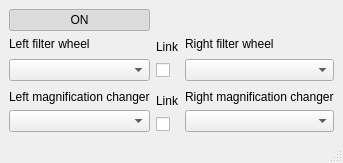
First picture: the form in filterwheel.ui, repository sdf1444/Embedded-software-for-light-sheet-microscope-control-software, before the edit.
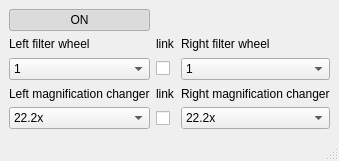
Second picture: the form after the edit.

```diff
--- a/filterwheel.ui
+++ b/filterwheel.ui
@@ -15,49 +15,47 @@
   </property>
   <widget class="QWidget" name="centralwidget">
    <layout class="QGridLayout" name="gridLayout">
-    <item row="1" column="1" rowspan="2">
-     <widget class="QLabel" name="label_5">
-      <property name="text">
-       <string>Link</string>
-      </property>
+    <item row="2" column="0" rowspan="2">
+     <widget class="QComboBox" name="comboBox">
+      <item>
+       <property name="text">
+        <string>1</string>
+       </property>
+      </item>
+      <item>
+       <property name="text">
+        <string>2</string>
+       </property>
+      </item>
+      <item>
+       <property name="text">
+        <string>3</string>
+       </property>
+      </item>
+      <item>
+       <property name="text">
+        <string>4</string>
+       </property>
+      </item>
+      <item>
+       <property name="text">
+        <string>5</string>
+       </property>
+      </item>
+      <item>
+       <property name="text">
+        <string>6</string>
+       </property>
+      </item>
      </widget>
     </item>
-    <item row="2" column="0" rowspan="3">
-     <widget class="QComboBox" name="comboBox"/>
-    </item>
-    <item row="3" column="1">
-     <widget class="QCheckBox" name="checkBox">
-      <property name="text">
-       <string/>
-      </property>
-      <property name="checkable">
-       <bool>true</bool>
-      </property>
-      <property name="checked">
-       <bool>false</bool>
-      </property>
-     </widget>
-    </item>
-    <item row="5" column="0">
+    <item row="4" column="0">
      <widget class="QLabel" name="label_3">
       <property name="text">
        <string>Left magnification changer</string>
       </property>
      </widget>
     </item>
-    <item row="7" column="1">
-     <widget class="QCheckBox" name="checkBox_2">
-      <property name="text">
-       <string/>
-      </property>
-     </widget>
-    </item>
-    <item row="6" column="0" rowspan="2">
-     <widget class="QComboBox" name="comboBox_3"/>
-    </item>
-    <item row="6" column="2" rowspan="2">
-     <widget class="QComboBox" name="comboBox_4"/>
-    </item>
     <item row="1" column="2">
      <widget class="QLabel" name="label_2">
       <property name="text">
@@ -65,29 +63,31 @@
       </property>
      </widget>
     </item>
-    <item row="5" column="2">
+    <item row="5" column="0" rowspan="2">
+     <widget class="QComboBox" name="comboBox_3">
+      <item>
+       <property name="text">
+        <string>22.2x</string>
+       </property>
+      </item>
+     </widget>
+    </item>
+    <item row="5" column="2" rowspan="2">
+     <widget class="QComboBox" name="comboBox_4">
+      <item>
+       <property name="text">
+        <string>22.2x</string>
+       </property>
+      </item>
+     </widget>
+    </item>
+    <item row="4" column="2">
      <widget class="QLabel" name="label_4">
       <property name="text">
        <string>Right magnification changer</string>
       </property>
      </widget>
     </item>
-    <item row="2" column="2" rowspan="3">
-     <widget class="QComboBox" name="comboBox_2"/>
-    </item>
-    <item row="0" column="0">
-     <widget class="QPushButton" name="pushButton">
-      <property name="text">
-       <string>ON</string>
-      </property>
-      <property name="checkable">
-       <bool>true</bool>
-      </property>
-      <property name="checked">
-       <bool>true</bool>
-      </property>
-     </widget>
-    </item>
     <item row="1" column="0">
      <widget class="QLabel" name="label">
       <property name="text">
@@ -95,13 +95,86 @@
       </property>
      </widget>
     </item>
+    <item row="0" column="0">
+     <widget class="QPushButton" name="pushButton">
+      <property name="text">
+       <string>ON</string>
+      </property>
+      <property name="checkable">
+       <bool>true</bool>
+      </property>
+      <property name="checked">
+       <bool>true</bool>
+      </property>
+     </widget>
+    </item>
     <item row="5" column="1" rowspan="2">
+     <widget class="QCheckBox" name="checkBox_2">
+      <property name="text">
+       <string/>
+      </property>
+     </widget>
+    </item>
+    <item row="1" column="1">
+     <widget class="QLabel" name="label_5">
+      <property name="text">
+       <string>link</string>
+      </property>
+     </widget>
+    </item>
+    <item row="2" column="1" rowspan="2">
+     <widget class="QCheckBox" name="checkBox">
+      <property name="text">
+       <string/>
+      </property>
+     </widget>
+    </item>
+    <item row="4" column="1">
      <widget class="QLabel" name="label_6">
       <property name="text">
-       <string>Link</string>
+       <string>link</string>
       </property>
      </widget>
     </item>
+    <item row="2" column="2" rowspan="2">
+     <widget class="QComboBox" name="comboBox_2">
+      <item>
+       <property name="text">
+        <string>1</string>
+       </property>
+      </item>
+      <item>
+       <property name="text">
+        <string>2</string>
+       </property>
+      </item>
+      <item>
+       <property name="text">
+        <string>3</string>
+       </property>
+      </item>
+      <item>
+       <property name="text">
+        <string>4</string>
+       </property>
+      </item>
+      <item>
+       <property name="text">
+        <string>5</string>
+       </property>
+      </item>
+      <item>
+       <property name="text">
+        <string>6</string>
+       </property>
+      </item>
+      <item>
+       <property name="text">
+        <string/>
+       </property>
+      </item>
+     </widget>
+    </item>
    </layout>
   </widget>
   <widget class="QStatusBar" name="statusbar"/>
```
